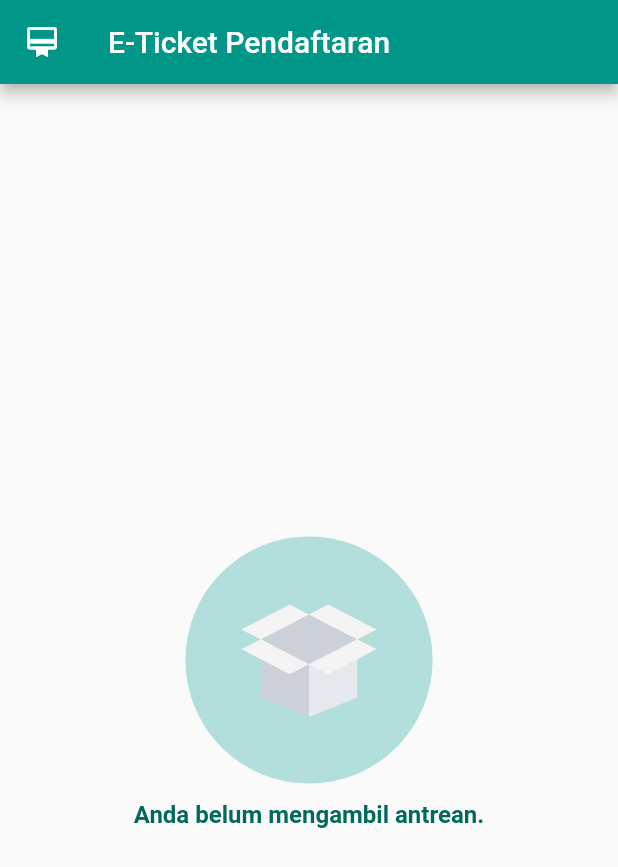
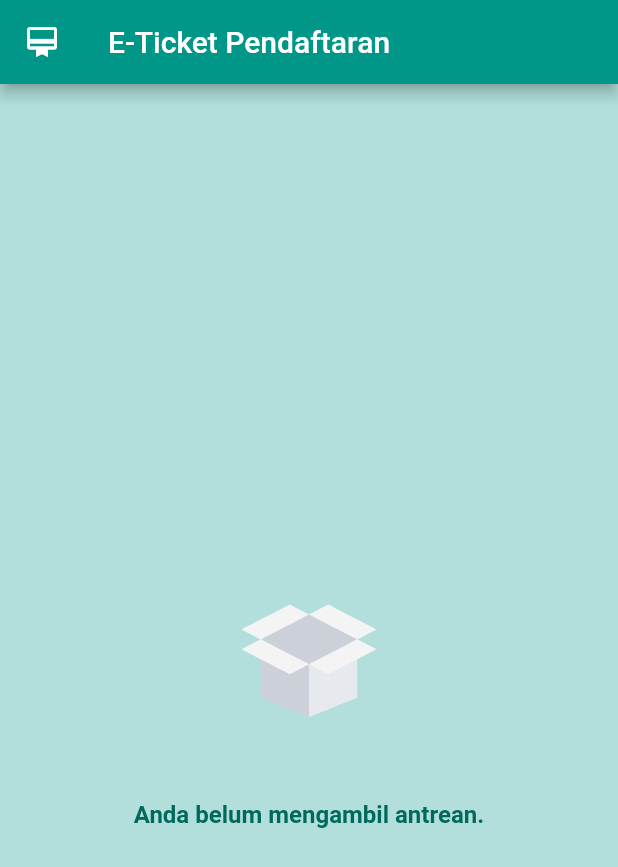
Before and after one commit to KoTA107-18/Mobile-Antrean-Babatan, a Flutter app: the Eticket screen opened directly, on a phone screen of 412 x 824 dp. Shown: the top 867 px of the screen. Run offline on Flutter 3.47's test engine with Material 2 defaults, Android fonts, the phone set to English and light mode, and no system bars; our stand-ins replace bloc, flutter_bloc, fluttertoast, lottie, shared_preferences; missing offline and left inert: flutter_ticket_widget, flutter_verification_code, time_picker_widget; accounts and stored records are empty; network calls fail.

Commit message:
Perbaikan background ticket

```diff
--- a/lib/screen/ticketScreen.dart
+++ b/lib/screen/ticketScreen.dart
@@ -24,6 +24,7 @@ class _EticketState extends State<Eticket> {
   @override
   Widget build(BuildContext context) {
     return Scaffold(
+      backgroundColor: ColorTheme.greenLight,
         appBar: AppBar(
           leading: Icon(Icons.card_membership),
           title: Text("E-Ticket Pendaftaran"),
@@ -272,16 +273,7 @@ class _EticketState extends State<Eticket> {
               }
               if ((snapshot.connectionState == ConnectionState.done) &&
                   (snapshot.data == null)) {
-                return Stack(
-                  children: [
-                    Center(
-                      child: Container(
-                          height: MediaQuery.of(context).size.height / 5,
-                          decoration: BoxDecoration(
-                              color: ColorTheme.greenLight,
-                              shape: BoxShape.circle)),
-                    ),
-                    Column(
+                return Column(
                   mainAxisAlignment: MainAxisAlignment.center,
                   children: [
                     Container(
@@ -299,8 +291,6 @@ class _EticketState extends State<Eticket> {
                               fontSize: 16.0,
                               fontWeight: FontWeight.bold,
                               color: ColorTheme.greenDark)),
-                        )
-                      ],
                     )
                   ],
                 );
```
Lines whose indentation alone changed are shown as unchanged.
